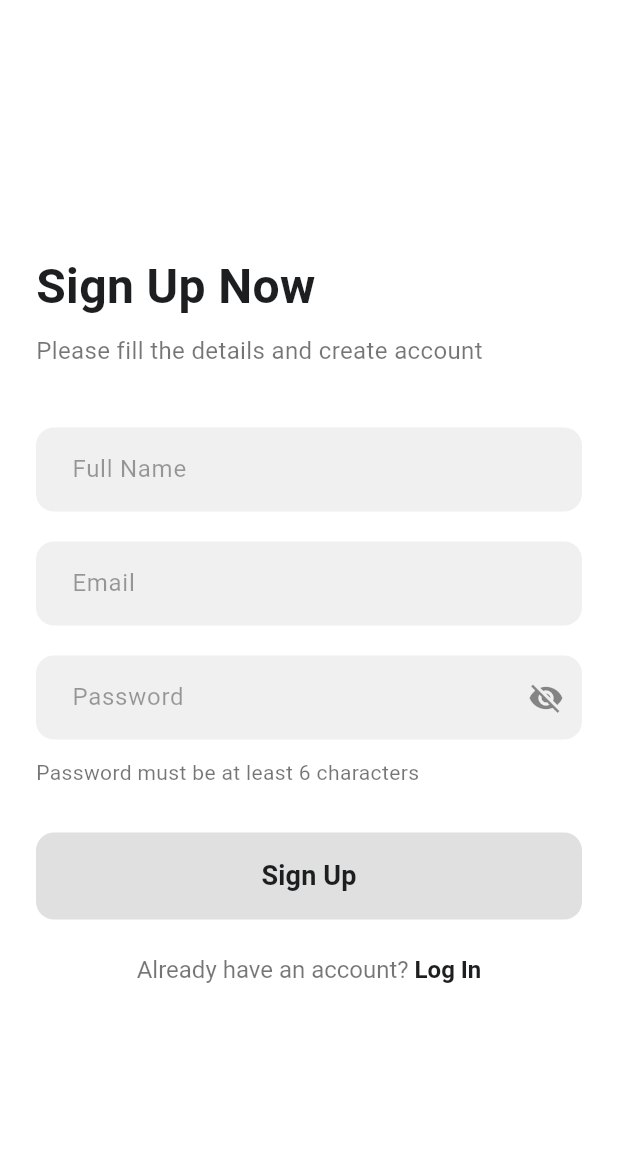
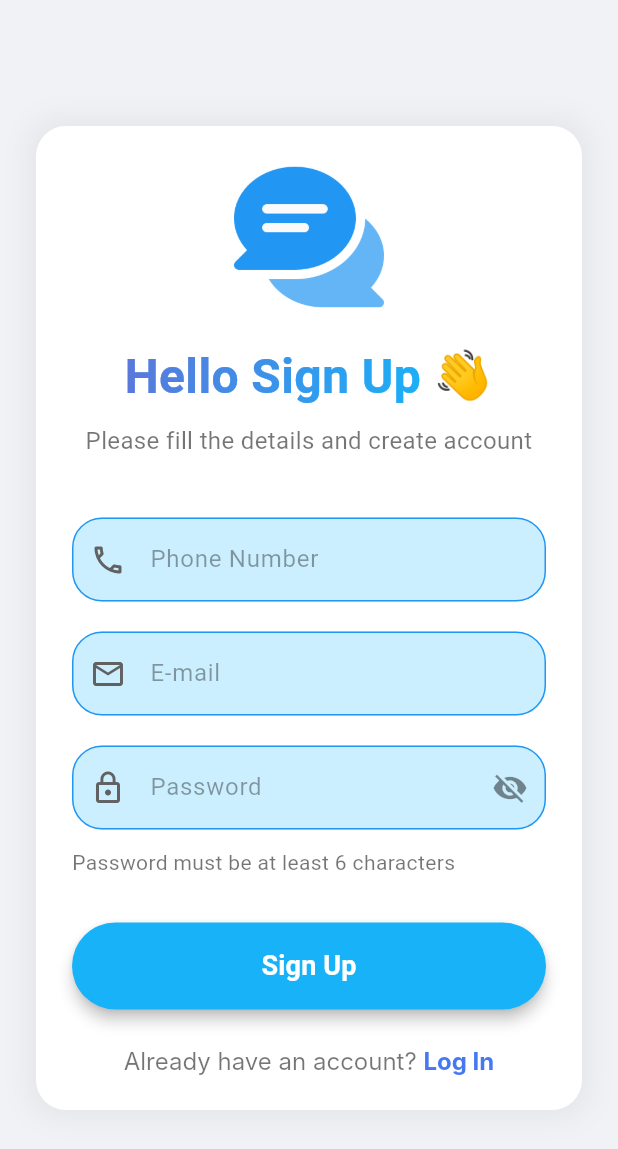
Before and after one commit to ChatTranz/chattranz, a Flutter app: the SignUpScreen screen opened by its route, on a phone screen of 412 x 824 dp. Shown: the top 1149 px of the screen. Run offline on Flutter 3.47's test engine with Material 3 defaults, Android fonts, the phone set to English and light mode, and no system bars; Roboto replaces fonts that are missing (Inter).

Commit message:
Signup page ui changed same as fireframe.

```diff
--- a/lib/main.dart
+++ b/lib/main.dart
@@ -11,6 +11,7 @@ class MyApp extends StatelessWidget {
   @override
   Widget build(BuildContext context) {
     return MaterialApp(
+      debugShowCheckedModeBanner: false,
       // Step 2: Define the initial route and the list of all available routes
       initialRoute: '/',
       routes: {
@@ -31,7 +32,7 @@ class HomePage extends StatelessWidget {
       appBar: AppBar(
         title: const Text('ChatTranz'),
         backgroundColor: const Color.fromARGB(255, 58, 96, 183),
-        foregroundColor: Colors.white,
+        foregroundColor: const Color.fromARGB(255, 255, 255, 255),
       ),
       body: Center(
         child: Column(
--- a/lib/pages/register_page.dart
+++ b/lib/pages/register_page.dart
@@ -31,7 +31,7 @@ class SignUpScreen extends StatefulWidget {
 
 class _SignUpScreenState extends State<SignUpScreen> {
   // Controllers for the text fields
-  final _nameController = TextEditingController();
+  final _phoneController = TextEditingController();
   final _emailController = TextEditingController();
   final _passwordController = TextEditingController();
 
@@ -41,7 +41,7 @@ class _SignUpScreenState extends State<SignUpScreen> {
   @override
   void dispose() {
     // Dispose controllers when the widget is removed from the widget tree
-    _nameController.dispose();
+    _phoneController.dispose();
     _emailController.dispose();
     _passwordController.dispose();
     super.dispose();
@@ -50,55 +50,95 @@ class _SignUpScreenState extends State<SignUpScreen> {
   @override
   Widget build(BuildContext context) {
     return Scaffold(
-      backgroundColor: Colors.white,
+      backgroundColor: const Color(0xFFF0F2F5),
       body: SafeArea(
         child: Center(
           child: SingleChildScrollView(
-            // Allows the view to be scrollable if content overflows
-            child: Padding(
-              padding: const EdgeInsets.symmetric(horizontal: 24.0),
+            child: Container(
+              margin: const EdgeInsets.symmetric(
+                horizontal: 24.0,
+                vertical: 30.0,
+              ),
+              padding: const EdgeInsets.all(24.0),
+              decoration: BoxDecoration(
+                color: Colors.white,
+                borderRadius: BorderRadius.circular(20),
+                boxShadow: [
+                  BoxShadow(
+                    color: Colors.black.withOpacity(0.05),
+                    spreadRadius: 5,
+                    blurRadius: 15,
+                  ),
+                ],
+              ),
               child: Column(
+                crossAxisAlignment: CrossAxisAlignment.center,
+                children: [
+                  Image.asset(
+                    'assets/chat_icon.png', // <-- Make sure you have this image in your assets folder
+                    height: 100,
+                  ),
+                  const SizedBox(height: 20),
+
+                  // --- Header Section ---
+                  Row(
                     mainAxisAlignment: MainAxisAlignment.center,
-                crossAxisAlignment: CrossAxisAlignment.start,
                     children: [
-                  // --- Header Section ---
-                  const Text(
-                    'Sign Up Now', // Changed from "Sign In" to match context
+                      ShaderMask(
+                        blendMode: BlendMode.srcIn,
+                        shaderCallback: (bounds) => const LinearGradient(
+                          colors: [Color(0xFF5B77DB), Color(0xFF17B2F8)],
+                          begin: Alignment.topLeft,
+                          end: Alignment.bottomRight,
+                        ).createShader(bounds),
+                        child: const Text(
+                          'Hello Sign Up ',
                           style: TextStyle(
                             fontSize: 32,
                             fontWeight: FontWeight.bold,
-                      color: Color(0xFF1D1E20),
+                            color: Colors.white,
                           ),
+                        ),
+                      ),
+                      const Text(
+                        '👋',
+                        style: TextStyle(
+                          fontSize: 32,
+                          fontWeight: FontWeight.bold,
+                        ),
+                      ),
+                    ],
                   ),
                   const SizedBox(height: 8),
                   const Text(
                     'Please fill the details and create account',
-                    style: TextStyle(
-                      fontSize: 16,
-                      color: Colors.black54,
-                    ),
+                    textAlign: TextAlign.center,
+                    style: TextStyle(fontSize: 16, color: Colors.black54),
                   ),
                   const SizedBox(height: 40),
 
                   // --- Form Fields Section ---
                   _buildTextField(
-                    controller: _nameController,
-                    hintText: 'Full Name',
+                    controller: _phoneController,
+                    hintText: 'Phone Number',
+                    keyboardType: TextInputType.phone,
+                    prefixIcon: Icons.phone_outlined,
                   ),
                   const SizedBox(height: 20),
                   _buildTextField(
                     controller: _emailController,
-                    hintText: 'Email',
+                    hintText: 'E-mail',
                     keyboardType: TextInputType.emailAddress,
+                    prefixIcon: Icons.mail_outline,
                   ),
                   const SizedBox(height: 20),
                   _buildPasswordField(),
                   const SizedBox(height: 12),
-                  const Text(
+                  const Align(
+                    alignment: Alignment.centerLeft,
+                    child: Text(
                       'Password must be at least 6 characters',
-                    style: TextStyle(
-                      fontSize: 14,
-                      color: Colors.black54,
+                      style: TextStyle(fontSize: 14, color: Colors.black54),
                     ),
                   ),
                   const SizedBox(height: 30),
@@ -108,27 +148,26 @@ class _SignUpScreenState extends State<SignUpScreen> {
                     width: double.infinity,
                     child: ElevatedButton(
                       onPressed: () {
-                        // Handle sign up logic here
-                        final name = _nameController.text;
+                        final phone = _phoneController.text;
                         final email = _emailController.text;
                         final password = _passwordController.text;
                         print(
-                            'Sign Up attempt with: $name, $email, $password');
+                          'Sign Up attempt with: $phone, $email, $password',
+                        );
                       },
                       style: ElevatedButton.styleFrom(
-                        backgroundColor: const Color(0xFFE0E0E0),
-                        foregroundColor: const Color(0xFF1D1E20),
-                        elevation: 0,
+                        backgroundColor: const Color(0xFF17B2F8),
+                        elevation: 4,
+                        shadowColor: Colors.black.withOpacity(1.0),
                         padding: const EdgeInsets.symmetric(vertical: 16),
-                        shape: RoundedRectangleBorder(
-                          borderRadius: BorderRadius.circular(12),
-                        ),
+                        shape: const StadiumBorder(),
                       ),
                       child: const Text(
                         'Sign Up',
                         style: TextStyle(
                           fontSize: 18,
                           fontWeight: FontWeight.bold,
+                          color: Colors.white,
                         ),
                       ),
                     ),
@@ -136,10 +175,8 @@ class _SignUpScreenState extends State<SignUpScreen> {
                   const SizedBox(height: 24),
 
                   // --- Log In Link ---
-                  Center(
-                    child: GestureDetector(
+                  GestureDetector(
                     onTap: () {
-                        // Handle navigation to Log In screen
                       print('Navigate to Log In screen');
                     },
                     child: RichText(
@@ -148,18 +185,19 @@ class _SignUpScreenState extends State<SignUpScreen> {
                         style: TextStyle(
                           fontSize: 16,
                           color: Colors.black54,
+                          fontFamily: 'Inter',
                         ),
                         children: [
                           TextSpan(
                             text: 'Log In',
                             style: TextStyle(
                               fontSize: 16,
-                                color: Color(0xFF1D1E20),
+                              color: Color(0xFF4579F2),
                               fontWeight: FontWeight.bold,
+                              fontFamily: 'Inter',
                             ),
                           ),
                         ],
-                        ),
                       ),
                     ),
                   ),
@@ -172,11 +210,12 @@ class _SignUpScreenState extends State<SignUpScreen> {
     );
   }
 
-  // Helper method to build a standard text field
+  // Helper method to build a standard text field with the corrected border
   Widget _buildTextField({
     required TextEditingController controller,
     required String hintText,
     TextInputType keyboardType = TextInputType.text,
+    IconData? prefixIcon,
   }) {
     return TextField(
       controller: controller,
@@ -185,18 +224,38 @@ class _SignUpScreenState extends State<SignUpScreen> {
         hintText: hintText,
         hintStyle: const TextStyle(color: Colors.black38),
         filled: true,
-        fillColor: const Color(0xFFF0F0F0),
-        border: OutlineInputBorder(
-          borderRadius: BorderRadius.circular(12),
-          borderSide: BorderSide.none,
+        fillColor: const Color.fromARGB(213, 194, 236, 255),
+
+        // CORRECTED: Use enabledBorder for the default state
+        enabledBorder: OutlineInputBorder(
+          borderRadius: BorderRadius.circular(20),
+          borderSide: const BorderSide(
+            color: Colors.blue,
+            width: 1.0,
           ),
-        contentPadding:
-            const EdgeInsets.symmetric(vertical: 16, horizontal: 20),
+        ),
+
+        // CORRECTED: Use focusedBorder for the active state
+        focusedBorder: OutlineInputBorder(
+          borderRadius: BorderRadius.circular(20),
+          borderSide: const BorderSide(
+            color: Colors.blue,
+            width: 1.0,
+          ),
+        ),
+
+        contentPadding: const EdgeInsets.symmetric(
+          vertical: 16,
+          horizontal: 20,
+        ),
+        prefixIcon: prefixIcon != null
+            ? Icon(prefixIcon, color: Colors.grey[700])
+            : null,
       ),
     );
   }
 
-  // Helper method to build the password field with a visibility toggle
+  // Helper method to build the password field with the corrected border
   Widget _buildPasswordField() {
     return TextField(
       controller: _passwordController,
@@ -205,13 +264,31 @@ class _SignUpScreenState extends State<SignUpScreen> {
         hintText: 'Password',
         hintStyle: const TextStyle(color: Colors.black38),
         filled: true,
-        fillColor: const Color(0xFFF0F0F0),
-        border: OutlineInputBorder(
-          borderRadius: BorderRadius.circular(12),
-          borderSide: BorderSide.none,
+        fillColor: const Color.fromARGB(213, 194, 236, 255),
+
+        // CORRECTED: Use enabledBorder for the default state
+        enabledBorder: OutlineInputBorder(
+          borderRadius: BorderRadius.circular(20),
+          borderSide: const BorderSide(
+            color: Colors.blue,
+            width: 1.0,
           ),
-        contentPadding:
-            const EdgeInsets.symmetric(vertical: 16, horizontal: 20),
+        ),
+
+        // CORRECTED: Use focusedBorder for the active state
+        focusedBorder: OutlineInputBorder(
+          borderRadius: BorderRadius.circular(20),
+          borderSide: const BorderSide(
+            color: Colors.blue,
+            width: 1.0,
+          ),
+        ),
+
+        contentPadding: const EdgeInsets.symmetric(
+          vertical: 16,
+          horizontal: 20,
+        ),
+        prefixIcon: Icon(Icons.lock_outline, color: Colors.grey[700]),
         suffixIcon: IconButton(
           icon: Icon(
             _isPasswordVisible ? Icons.visibility : Icons.visibility_off,
--- a/pubspec.yaml
+++ b/pubspec.yaml
@@ -62,6 +62,9 @@ flutter:
   #   - images/a_dot_burr.jpeg
   #   - images/a_dot_ham.jpeg
 
+  assets:
+    - assets/
+
   # An image asset can refer to one or more resolution-specific "variants", see
   # https://flutter.dev/to/resolution-aware-images
 
```
Also changed, not shown: assets/chat_icon.png (added). Lines whose indentation alone changed are shown as unchanged.
